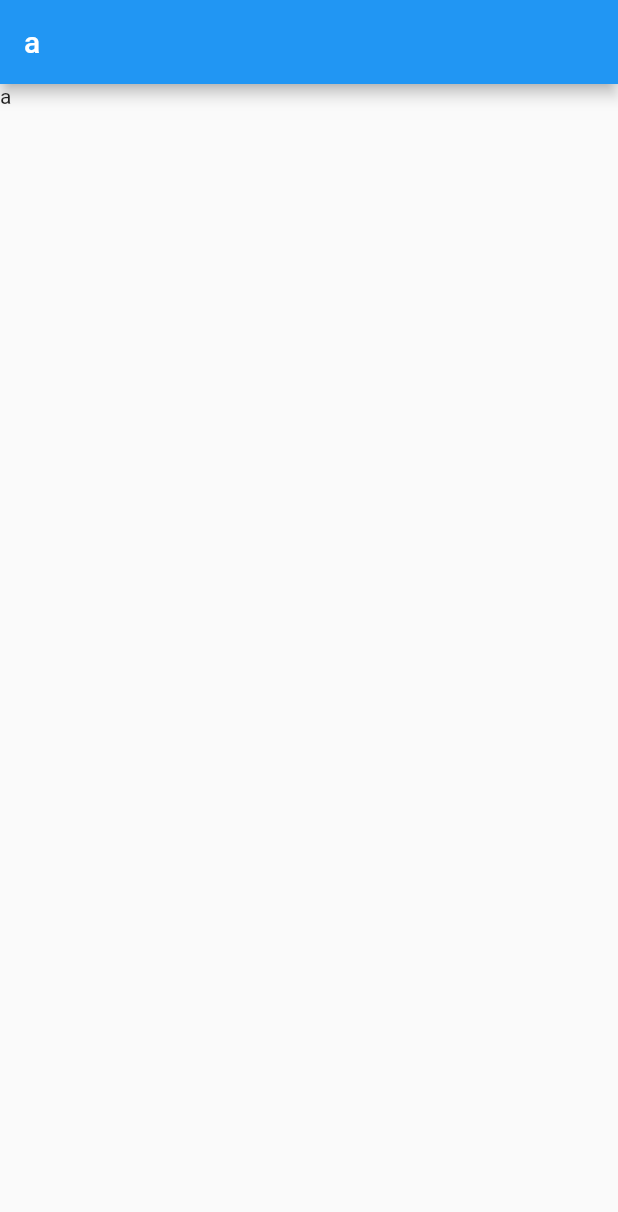
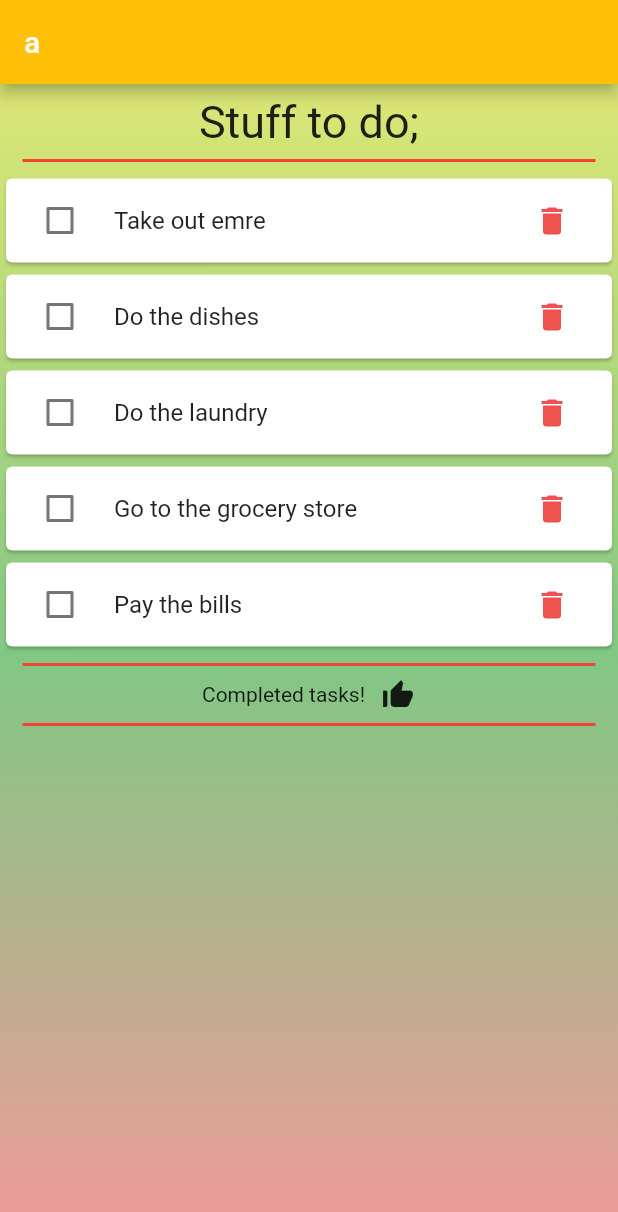
Before and after one commit to oguzunluerler1/toDoLearningApp, a Flutter app: the screen it shows after launch, on a phone screen of 412 x 824 dp. Shown: the top 1212 px of the screen. Run offline on Flutter 3.47's test engine with Material 2 defaults, Android fonts, the phone set to English and light mode, and no system bars.

Commit message:
added some rows that can be checked once the task is done, or be unchecked if the user realizes that it shouldnt be checked. Also added a picture to be displayed when the tasks to do tab is empty

```diff
--- a/lib/main.dart
+++ b/lib/main.dart
@@ -7,6 +7,7 @@ class MyApp extends StatelessWidget {
   @override
   Widget build(BuildContext context) {
     return MaterialApp(
+      debugShowCheckedModeBanner: false,
       title: 'Material App',
       home: ToDo(),
       );
--- a/lib/screens/to_do.dart
+++ b/lib/screens/to_do.dart
@@ -8,17 +8,135 @@ class ToDo extends StatefulWidget {
 }
 
 class _ToDoState extends State<ToDo> {
+  List<String> TaskList = [
+    "Take out emre", "Do the dishes", "Do the laundry", "Go to the grocery store", "Pay the bills"
+  ];
+  List<String> CompletedList = [
+
+  ];
   @override
   Widget build(BuildContext context) {
     return Scaffold(
       appBar: AppBar(
+        backgroundColor: Colors.amber,
         title: Text("a"),
       ),
       body: bodyMethod()
     );
   }
 
-  Text bodyMethod() {
-    return Text("a");
+  Widget bodyMethod() {
+    return Container(
+      decoration: gradBackgroundColor(),
+      child: Column(
+        children: [
+          SizedBox(height: 8),
+          Text("Stuff to do;", style: TextStyle(fontSize: 30),),
+          dividerBetween(),
+          TaskList.length == 0
+          ? Image.network("https://i.ytimg.com/vi/rDleFy3yFB8/hqdefault.jpg")
+          : ListView.builder(
+              shrinkWrap: true,
+              itemCount: TaskList.length,
+              itemBuilder: (BuildContext context, int index) {
+                return toDoCards(index);
+              },
+            ),
+
+          CompletedTaskAndIcon(),
+          Expanded(
+            child: ListView.builder(
+              itemCount: CompletedList.length,
+              itemBuilder: (BuildContext context, int index) {
+                return completedToDoCards(index);
+              },
+            ),
+          ),
+        ],
+      ),
+    );
+  }
+
+  Column CompletedTaskAndIcon() {
+    return Column(
+      children: [
+        dividerBetween(),
+        Row(
+              mainAxisAlignment: MainAxisAlignment.center,
+              children: [
+                Text("Completed tasks!"),
+                SizedBox(width: 10,),
+                Icon(Icons.thumb_up_alt)
+              ],
+            ),
+            dividerBetween(),
+      ],
+    );
+  }
+
+  Card toDoCards(int index) {
+    return Card(
+                child: CheckboxListTile(
+                  controlAffinity: ListTileControlAffinity.leading,
+                  title: Text("${TaskList[index]}"),
+                  secondary: IconButton(
+                    onPressed: (){
+
+                    }, icon: Icon(Icons.delete, color: Colors.red.shade400,)
+                  ),
+                  value: false,
+                  onChanged: (isChecked){
+                    CompletedList.add(TaskList[index]);
+                    TaskList.removeAt(index);
+                    setState(() {
+
+                    });
+                  }
+                ),
+              );
+  }
+  Card completedToDoCards(int index) {
+    return Card(
+                child: CheckboxListTile(
+                  controlAffinity: ListTileControlAffinity.leading,
+                  title: Text("${CompletedList[index]}"),
+                  secondary: IconButton(
+                    onPressed: (){
+
+                    }, icon: Icon(Icons.delete, color: Colors.red.shade400,)
+                  ),
+                  value: true,
+                  onChanged: (isChecked){
+                    TaskList.add(CompletedList[index]);
+                    CompletedList.removeAt(index);
+                    setState(() {
+
+                    });
+                  }
+                ),
+              );
+  }
+
+  Divider dividerBetween() {
+    return Divider(
+          color: Colors.red,
+          thickness: 2,
+          endIndent: 15,
+          indent: 15,
+        );
+  }
+
+  BoxDecoration gradBackgroundColor() {
+    return BoxDecoration(
+      gradient: LinearGradient(
+        begin: Alignment.topCenter,
+        end: Alignment.bottomCenter,
+        colors: [
+          Colors.lime.shade300,
+          Colors.green.shade300,
+          Colors.red.shade200
+        ]
+      )
+    );
   }
 }
```
